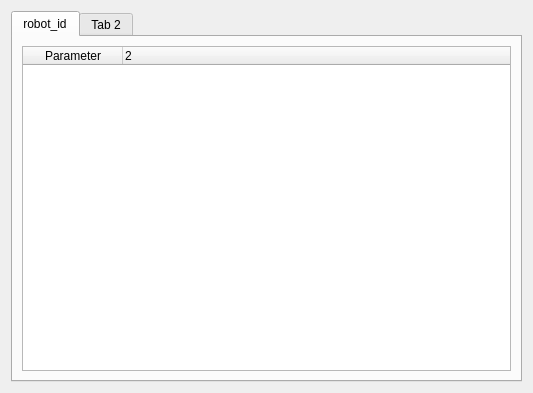
adrianohrl/rqt_mrta, file src/Ui/define_robots_parameters_widget.ui: the form before one commit.
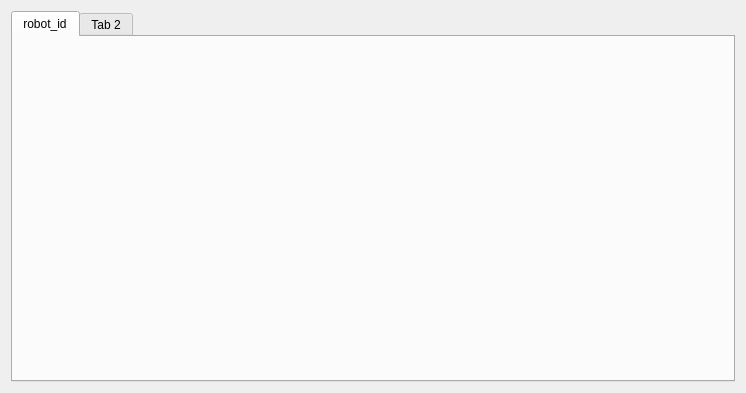
The form after the commit.

```diff
--- a/src/Ui/define_robots_parameters_widget.ui
+++ b/src/Ui/define_robots_parameters_widget.ui
@@ -6,7 +6,7 @@
    <rect>
     <x>0</x>
     <y>0</y>
-    <width>533</width>
+    <width>746</width>
     <height>393</height>
    </rect>
   </property>
@@ -18,7 +18,7 @@
   </property>
   <property name="maximumSize">
    <size>
-    <width>533</width>
+    <width>16777215</width>
     <height>16777215</height>
    </size>
   </property>
@@ -41,28 +41,7 @@
       <attribute name="title">
        <string>robot_id</string>
       </attribute>
-      <layout class="QVBoxLayout" name="verticalLayout">
-       <item>
-        <widget class="QTreeWidget" name="parameters_tree_widget">
-         <property name="columnCount">
-          <number>2</number>
-         </property>
-         <column>
-          <property name="text">
-           <string>Parameter</string>
-          </property>
-          <property name="textAlignment">
-           <set>AlignCenter</set>
-          </property>
-         </column>
-         <column>
-          <property name="text">
-           <string notr="true">2</string>
-          </property>
-         </column>
-        </widget>
-       </item>
-      </layout>
+      <layout class="QVBoxLayout" name="verticalLayout"/>
      </widget>
      <widget class="QWidget" name="tab_2">
       <attribute name="title">
```
